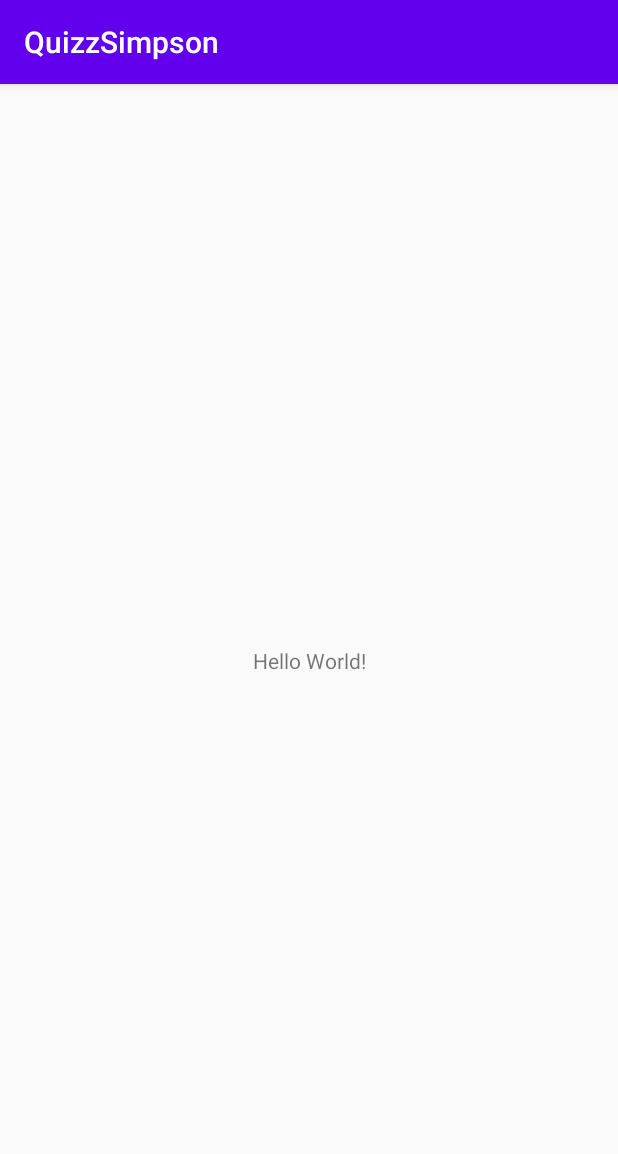
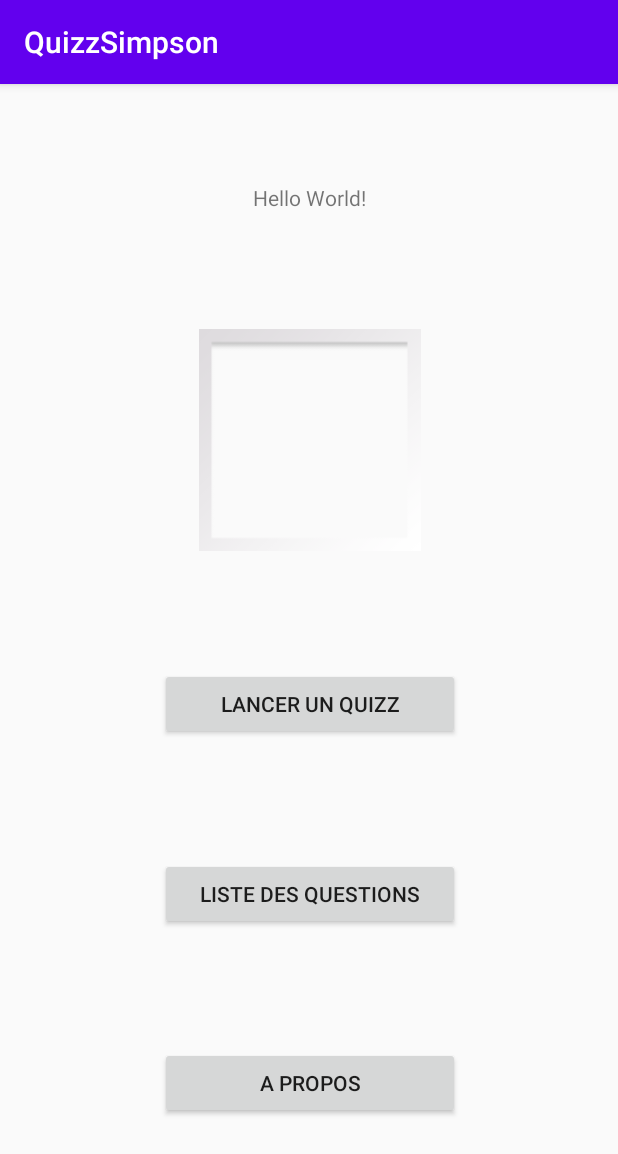
Before and after one commit to antijel/QuizzSimpson, an Android app: the screen it shows after launch (MainActivity), on a phone screen of 412 x 824 dp. Shown: the top 1154 px of the screen. Run offline under Robolectric (Android 15) with nearby library versions, the phone set to English and light mode, and no system bars.

Commit message:
View Menu & About

```diff
--- a/app/src/main/AndroidManifest.xml
+++ b/app/src/main/AndroidManifest.xml
@@ -9,6 +9,7 @@
         android:roundIcon="@mipmap/ic_launcher_round"
         android:supportsRtl="true"
         android:theme="@style/AppTheme">
+        <activity android:name=".AboutActivity"></activity>
         <activity android:name=".MainActivity">
             <intent-filter>
                 <action android:name="android.intent.action.MAIN" />
--- a/app/src/main/java/com/clem/quizzsimpson/MainActivity.java
+++ b/app/src/main/java/com/clem/quizzsimpson/MainActivity.java
@@ -2,13 +2,45 @@ package com.clem.quizzsimpson;
 
 import androidx.appcompat.app.AppCompatActivity;
 
+import android.content.Intent;
 import android.os.Bundle;
+import android.util.Log;
+import android.view.View;
+import android.widget.Button;
 
-public class MainActivity extends AppCompatActivity {
+public class MainActivity extends AppCompatActivity implements View.OnClickListener {
 
     @Override
     protected void onCreate(Bundle savedInstanceState) {
         super.onCreate(savedInstanceState);
         setContentView(R.layout.activity_main);
+
+        final Button quizButton = findViewById(R.id.quizzButton);
+        final Button questionListButton = findViewById(R.id.questionListButton);
+        final Button aboutButton = findViewById(R.id.aboutButton);
+
+        quizButton.setOnClickListener(this);
+        questionListButton.setOnClickListener(this);
+        aboutButton.setOnClickListener(this);
+    }
+
+
+    @Override
+    public void onClick(View v) {
+        switch (v.getId()) {
+            case R.id.quizzButton:
+                Log.i("Button", "onClick: Quizz");
+                break;
+
+            case R.id.questionListButton:
+                Log.i("Button", "onClick: Question List");
+                break;
+
+            case R.id.aboutButton:
+                Log.i("Button", "onClick: About");
+                Intent intent = new Intent(MainActivity.this, AboutActivity.class);
+                startActivity(intent);
+                break;
+        }
     }
 }
--- a/app/src/main/res/layout/activity_main.xml
+++ b/app/src/main/res/layout/activity_main.xml
@@ -7,12 +7,58 @@
     tools:context=".MainActivity">
 
     <TextView
+        android:id="@+id/titleTextView"
         android:layout_width="wrap_content"
         android:layout_height="wrap_content"
         android:text="Hello World!"
         app:layout_constraintBottom_toBottomOf="parent"
         app:layout_constraintLeft_toLeftOf="parent"
         app:layout_constraintRight_toRightOf="parent"
-        app:layout_constraintTop_toTopOf="parent" />
+        app:layout_constraintTop_toTopOf="parent"
+        app:layout_constraintVertical_bias="0.088" />
+
+    <Button
+        android:id="@+id/quizzButton"
+        android:layout_width="200dp"
+        android:layout_height="wrap_content"
+        android:text="Lancer un Quizz"
+        app:layout_constraintBottom_toTopOf="@+id/questionListButton"
+        app:layout_constraintEnd_toEndOf="@+id/imageView"
+        app:layout_constraintHorizontal_bias="0.5"
+        app:layout_constraintStart_toStartOf="@+id/imageView"
+        app:layout_constraintTop_toBottomOf="@+id/imageView" />
+
+    <Button
+        android:id="@+id/questionListButton"
+        android:layout_width="200dp"
+        android:layout_height="wrap_content"
+        android:text="Liste des questions"
+        app:layout_constraintBottom_toTopOf="@+id/aboutButton"
+        app:layout_constraintEnd_toEndOf="@+id/quizzButton"
+        app:layout_constraintHorizontal_bias="0.5"
+        app:layout_constraintStart_toStartOf="@+id/quizzButton"
+        app:layout_constraintTop_toBottomOf="@+id/quizzButton" />
+
+    <Button
+        android:id="@+id/aboutButton"
+        android:layout_width="200dp"
+        android:layout_height="wrap_content"
+        android:text="A propos"
+        app:layout_constraintBottom_toBottomOf="parent"
+        app:layout_constraintEnd_toEndOf="@+id/questionListButton"
+        app:layout_constraintHorizontal_bias="0.5"
+        app:layout_constraintStart_toStartOf="@+id/questionListButton"
+        app:layout_constraintTop_toBottomOf="@+id/questionListButton" />
+
+    <ImageView
+        android:id="@+id/imageView"
+        android:layout_width="151dp"
+        android:layout_height="148dp"
+        app:layout_constraintBottom_toTopOf="@+id/quizzButton"
+        app:layout_constraintEnd_toEndOf="@+id/titleTextView"
+        app:layout_constraintHorizontal_bias="0.5"
+        app:layout_constraintStart_toStartOf="@+id/titleTextView"
+        app:layout_constraintTop_toBottomOf="@+id/titleTextView"
+        app:srcCompat="@android:drawable/gallery_thumb" />
 
 </androidx.constraintlayout.widget.ConstraintLayout>
```
Also changed, not shown: app/src/main/java/com/clem/quizzsimpson/AboutActivity.java (added, +14 -0 lines), app/src/main/res/layout/activity_about.xml (added, +44 -0 lines), 1 other file.
